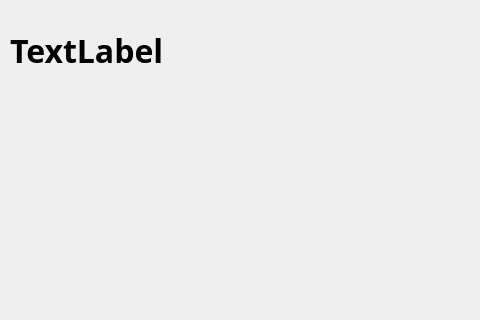
gksrnrckddml/python230724, file DemoForm.ui: the form before one commit; both pictures show x 0 to 480 and y 0 to 320 of the 576 by 460 pixel window.
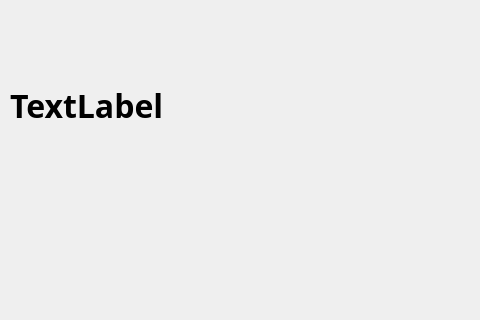
The form after the commit.

Commit message: PyQt 연습

Patch:
```diff
--- a/DemoForm.ui
+++ b/DemoForm.ui
@@ -18,8 +18,8 @@
     <rect>
      <x>10</x>
      <y>10</y>
-     <width>191</width>
-     <height>81</height>
+     <width>511</width>
+     <height>191</height>
     </rect>
    </property>
    <property name="font">
```
The commit also changes 1 other file.
